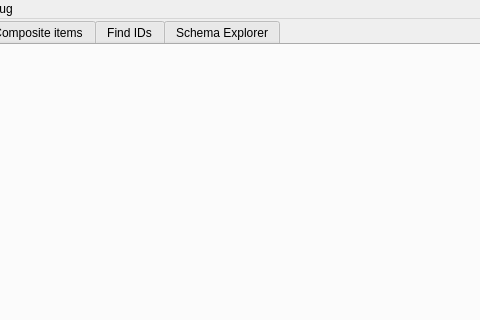
Qt form src/ui/designer/main_window.ui (ThePi1/SPT-Trader-Builder) before a commit; both pictures show x 200 to 680 and y 0 to 320 of the 1100 by 700 pixel window.
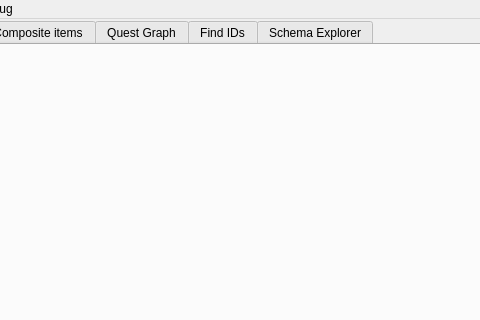
The same form after that commit.

Commit message:
Quest Graph tab
New tab between Composite items and Find IDs: filters by source and trader
(Base game is off by default), an "Around the selected quest" focus view,
lanes by trader, link filters, search, and Open in the Quests tab. Read-only.

```diff
--- a/src/ui/designer/main_window.ui
+++ b/src/ui/designer/main_window.ui
@@ -55,6 +55,11 @@
         <string>Composite items</string>
        </attribute>
       </widget>
+      <widget class="QWidget" name="page_quest_graph">
+       <attribute name="title">
+        <string>Quest Graph</string>
+       </attribute>
+      </widget>
       <widget class="QWidget" name="page_find_ids">
        <attribute name="title">
         <string>Find IDs</string>
```
The commit also changes 9 other files.
